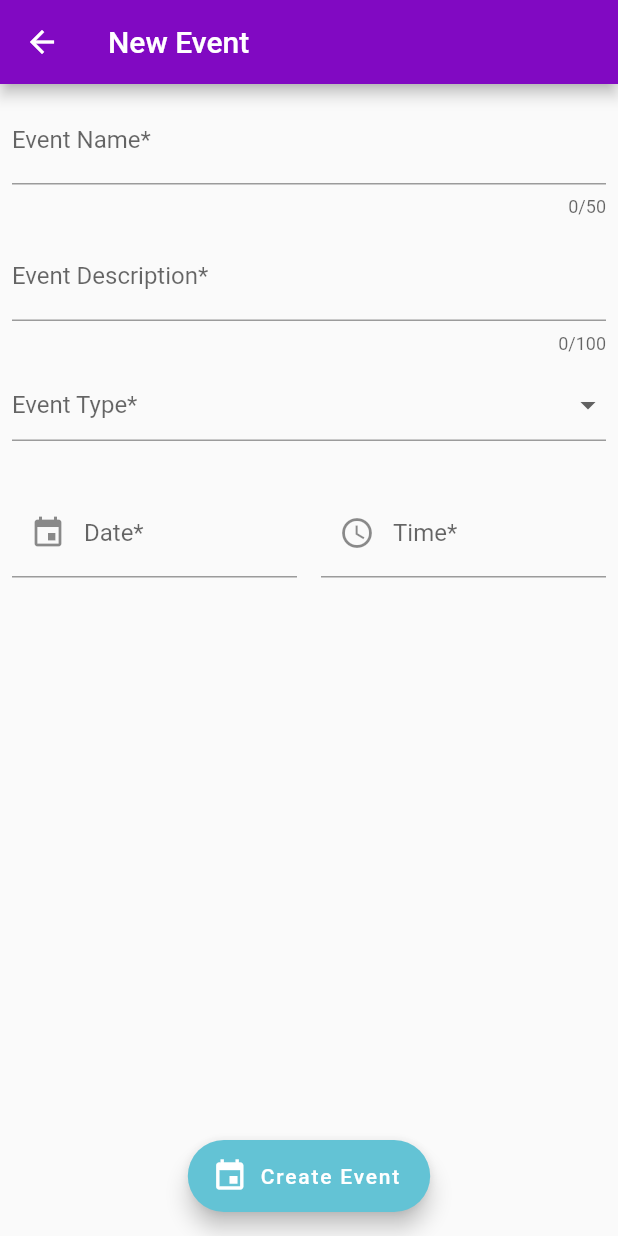
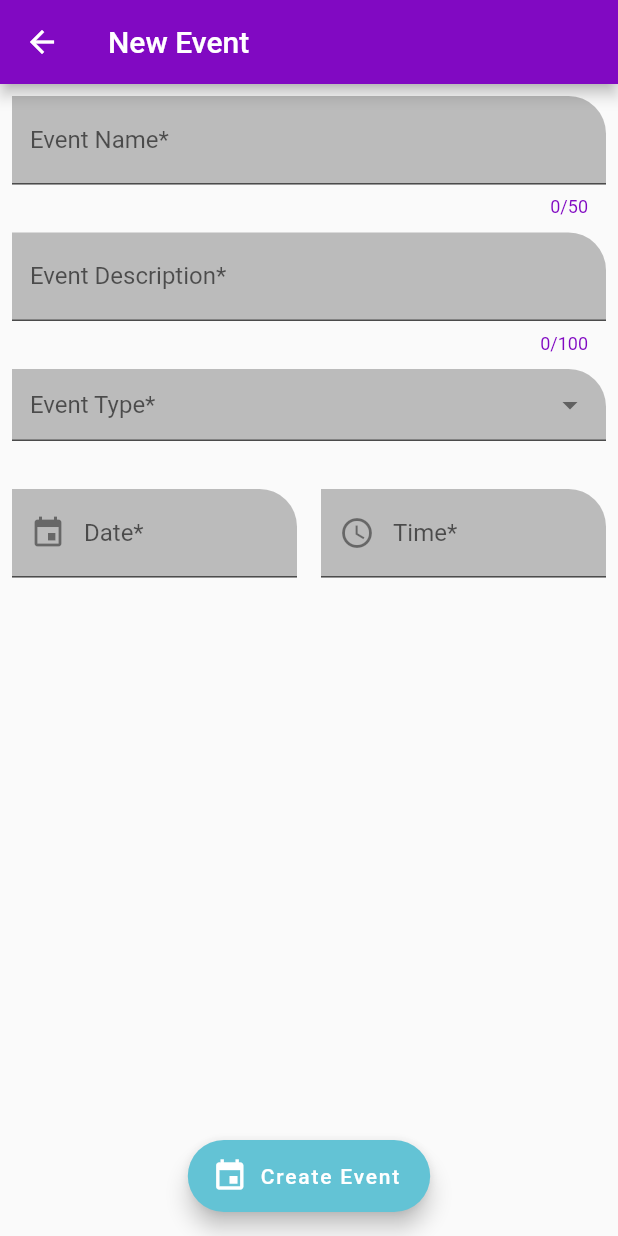
Before and after one commit to Randomguys-01/dormamu, a Flutter app: the screen it shows after launch, item 2 of the bottom bar chosen, after a tap on the "add" icon, on a phone screen of 412 x 824 dp. Run offline on Flutter 3.47's test engine with Material 2 defaults, Android fonts, the phone set to English and light mode, and no system bars.

Commit message:
Added InputDecoration theme
Signed-off-by: Randomguy01 <ianhwhite2001@gmail.com>

```diff
--- a/lib/theme.dart
+++ b/lib/theme.dart
@@ -1,3 +1,4 @@
+import 'package:dormamu/src/utils/bed_input_border.dart';
 import 'package:flutter/material.dart';
 
 //Colors
@@ -11,6 +12,7 @@ ThemeData get dormamuTheme {
   return ThemeData(
     colorScheme: _colorScheme,
     bottomNavigationBarTheme: _bottomNavigationBarTheme,
+    inputDecorationTheme: _inputDecorationTheme,
     navigationRailTheme: _navigationRailTheme,
   );
 }
@@ -40,3 +42,21 @@ NavigationRailThemeData get _navigationRailTheme {
     unselectedLabelTextStyle: TextStyle(color: unselectedItemColor),
   );
 }
+
+InputDecorationTheme get _inputDecorationTheme {
+  return const InputDecorationTheme(
+      filled: true,
+      fillColor: Color(0xFFBBBBBB),
+      border: UnderlineInputBorder(
+        borderRadius: BorderRadius.only(topRight: Radius.circular(25)),
+      ),
+      helperStyle: TextStyle(
+        color: primaryColor,
+      ),
+      focusedBorder: BedInputBorder(
+        borderSide: BorderSide(
+          color: primaryColor,
+          width: 2,
+        ),
+      ));
+}
```
